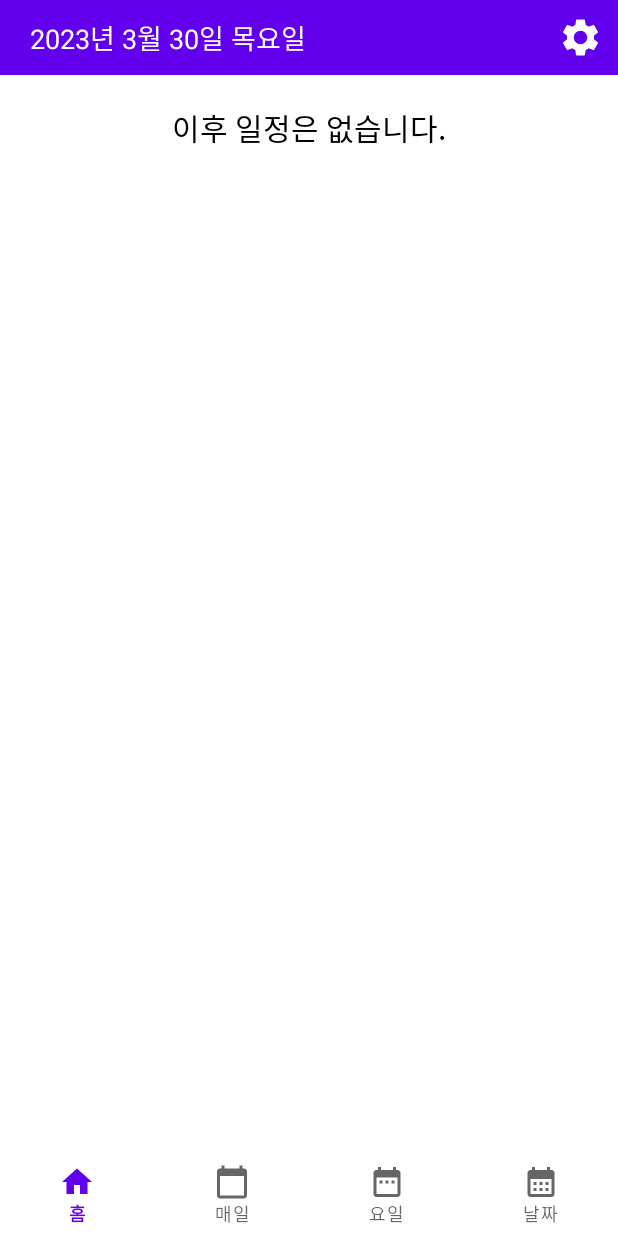
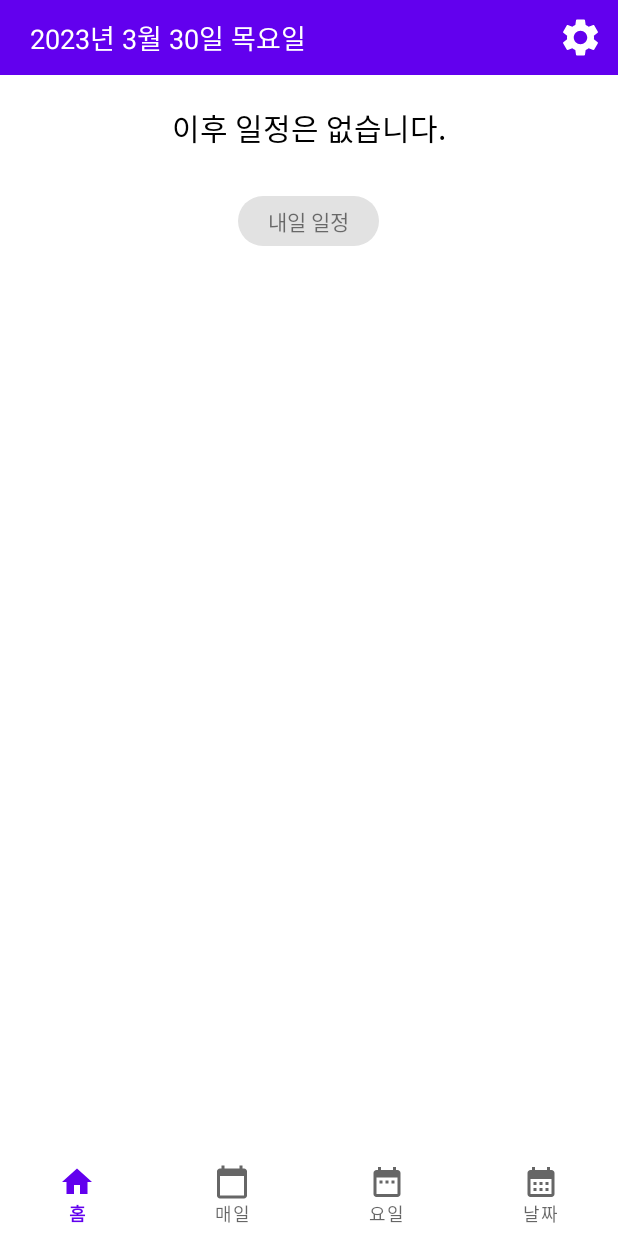
Before and after one commit to DeveloperSungHyun/Perfect_Time, an Android app: the screen it shows after launch (MainActivity), on a phone screen of 412 x 824 dp. Run offline under Robolectric (Android 15) with nearby library versions, the phone set to English and light mode, and no system bars; our stand-ins replace Room's generated code.

Commit message:
내일일정 출력 레이아웃 추가

```diff
--- a/app/src/main/java/com/project/perfect_time/FragmentActivity/FragHome.java
+++ b/app/src/main/java/com/project/perfect_time/FragmentActivity/FragHome.java
@@ -143,6 +143,14 @@ public class FragHome extends Fragment {
                 recyclerView_listItem = null;
             }
         }
+
+
+        recyclerView_listItem =
+                new RecyclerView_ListItem(3, false, false, null, null, 0,
+                        0, 0,null, 0, FragmentType.fragHome);
+
+        ListItem.add(recyclerView_listItem);//리스트 아이템 추가
+
         //all_Nexttimes
         for(All_Time data : all_Nexttimes){
 
--- a/app/src/main/java/com/project/perfect_time/RecyclerView/RecyclerView_ListAdapter.java
+++ b/app/src/main/java/com/project/perfect_time/RecyclerView/RecyclerView_ListAdapter.java
@@ -74,6 +74,11 @@ public class RecyclerView_ListAdapter extends RecyclerView.Adapter<RecyclerView.
                 view = inflater.inflate(R.layout.next_day_line, parent, false);
                 return new NextTimeListView(view);
             }
+            case 3:{
+                another_day = false;
+                view = inflater.inflate(R.layout.line, parent, false);
+                return new lineView(view);
+            }
         }
 
         return null;
@@ -99,6 +104,8 @@ public class RecyclerView_ListAdapter extends RecyclerView.Adapter<RecyclerView.
             DisabledView(((DisabledListView) holder), position);
         }else if(holder instanceof NextTimeListView){
             NextTimeView(((NextTimeListView) holder), position);
+        }else if(holder instanceof lineView){
+            ListView(((lineView) holder), position);
         }
     }
 
@@ -439,7 +446,7 @@ public class RecyclerView_ListAdapter extends RecyclerView.Adapter<RecyclerView.
 
     }
 
-    private void NextTimeView(NextTimeListView holder, int position){
+    private void NextTimeView(NextTimeListView holder, int position){//ListView
 
         calendar = Calendar.getInstance();
 
@@ -484,6 +491,11 @@ public class RecyclerView_ListAdapter extends RecyclerView.Adapter<RecyclerView.
             case 3: icon_img = R.drawable.alarm_icon;
         }
         holder.ImageView_icon.setImageResource(icon_img);
+
+    }
+
+
+    private void ListView(lineView holder, int position){
 
     }
     //===========
@@ -599,4 +611,16 @@ public class RecyclerView_ListAdapter extends RecyclerView.Adapter<RecyclerView.
             ImageView_icon = itemView.findViewById(R.id.ImageView_icon);
         }
     }
+
+
+
+
+    public class lineView extends RecyclerView.ViewHolder{
+
+
+        public lineView(@NonNull View itemView) {
+            super(itemView);
+
+        }
+    }
 }
--- a/app/src/main/res/layout/fragment_home_view.xml
+++ b/app/src/main/res/layout/fragment_home_view.xml
@@ -17,15 +17,6 @@
         android:layout_marginTop="20dp"
         android:layout_marginBottom="25dp"/>
 
-    <ScrollView
-        android:layout_width="match_parent"
-        android:layout_height="match_parent">
-
-        <LinearLayout
-            android:layout_width="match_parent"
-            android:layout_height="match_parent"
-            android:orientation="vertical">
-
     <androidx.recyclerview.widget.RecyclerView
         android:id="@+id/recyclerview"
         android:layout_width="match_parent"
@@ -37,33 +28,4 @@
 
     </androidx.recyclerview.widget.RecyclerView>
 
-
-
-<!--            <TextView-->
-<!--                android:layout_width="wrap_content"-->
-<!--                android:layout_height="wrap_content"-->
-<!--                android:text="내일 일정"-->
-<!--                android:paddingBottom="5dp"-->
-<!--                android:paddingTop="5dp"-->
-<!--                android:paddingLeft="20dp"-->
-<!--                android:paddingRight="20dp"-->
-<!--                android:layout_marginBottom="5dp"-->
-<!--                android:background="@drawable/background_style1"/>-->
-
-<!--            <androidx.recyclerview.widget.RecyclerView-->
-<!--                android:id="@+id/recyclerView_NextDay"-->
-<!--                android:layout_width="match_parent"-->
-<!--                android:layout_height="match_parent"-->
-<!--                android:scrollbarFadeDuration="0"-->
-<!--                android:scrollbarSize="5dp"-->
-<!--                android:scrollbarThumbVertical="@android:color/darker_gray"-->
-<!--                android:scrollbars="vertical">-->
-
-<!--            </androidx.recyclerview.widget.RecyclerView>-->
-
-
 </LinearLayout>
-
-    </ScrollView>
-
-</LinearLayout>
--- /dev/null
+++ b/app/src/main/res/layout/line.xml
@@ -0,0 +1,19 @@
+<?xml version="1.0" encoding="utf-8"?>
+<LinearLayout xmlns:android="http://schemas.android.com/apk/res/android"
+    android:layout_width="match_parent"
+    android:layout_height="wrap_content"
+    android:gravity="center"
+    android:layout_margin="5dp">
+
+    <TextView
+        android:layout_width="wrap_content"
+        android:layout_height="wrap_content"
+        android:text="내일 일정"
+        android:background="@drawable/background_style2"
+        android:paddingTop="6dp"
+        android:paddingBottom="6dp"
+        android:paddingLeft="20dp"
+        android:paddingRight="20dp"
+        />
+
+</LinearLayout>
--- a/app/src/main/res/layout/next_day_line.xml
+++ b/app/src/main/res/layout/next_day_line.xml
@@ -15,7 +15,7 @@
         android:layout_marginBottom="10dp"
         card_view:cardCornerRadius="15dp"
         android:outlineSpotShadowColor="#CC0000"
-        android:backgroundTint="#F1F1F1"
+        android:backgroundTint="#FFFFFF"
         >
 
         <RelativeLayout
```
Lines whose indentation alone changed are shown as unchanged.
